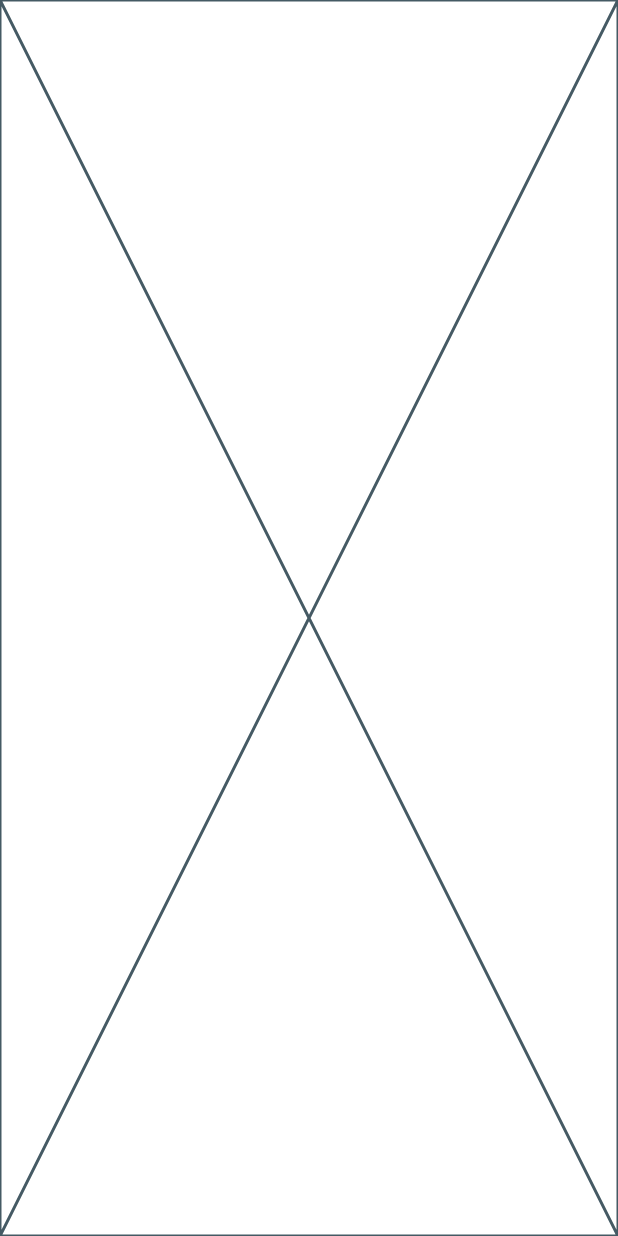
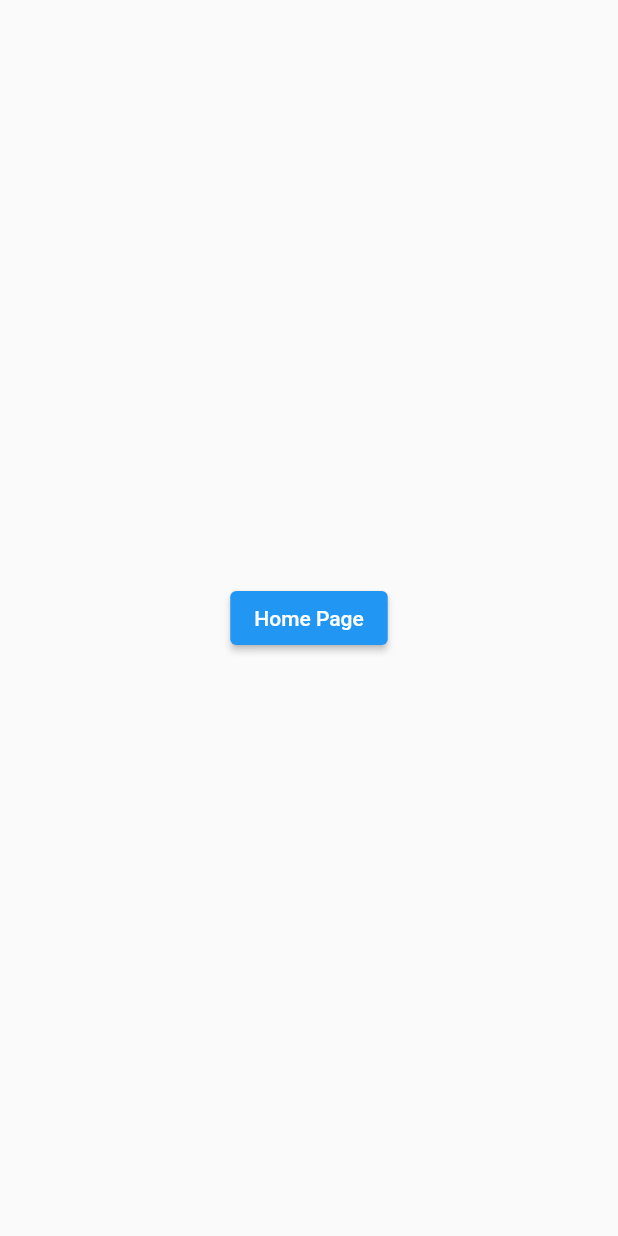
Before and after one commit to bahromnematov/mydemo5, a Flutter app: the screen it shows after launch, on a phone screen of 412 x 824 dp. Run offline on Flutter 3.47's test engine with Material 2 defaults, Android fonts, the phone set to English and light mode, and no system bars.

Commit message:
ui update

```diff
--- a/lib/home_page.dart
+++ b/lib/home_page.dart
@@ -11,6 +11,13 @@ class HomePage extends StatefulWidget {
 class _HomePageState extends State<HomePage> {
   @override
   Widget build(BuildContext context) {
-    return const Placeholder();
+    return Scaffold(
+      body: Center(
+        child: ElevatedButton(
+          onPressed: (){},
+          child: Text("Home Page"),
+        ),
+      ),
+    );
   }
 }
```
